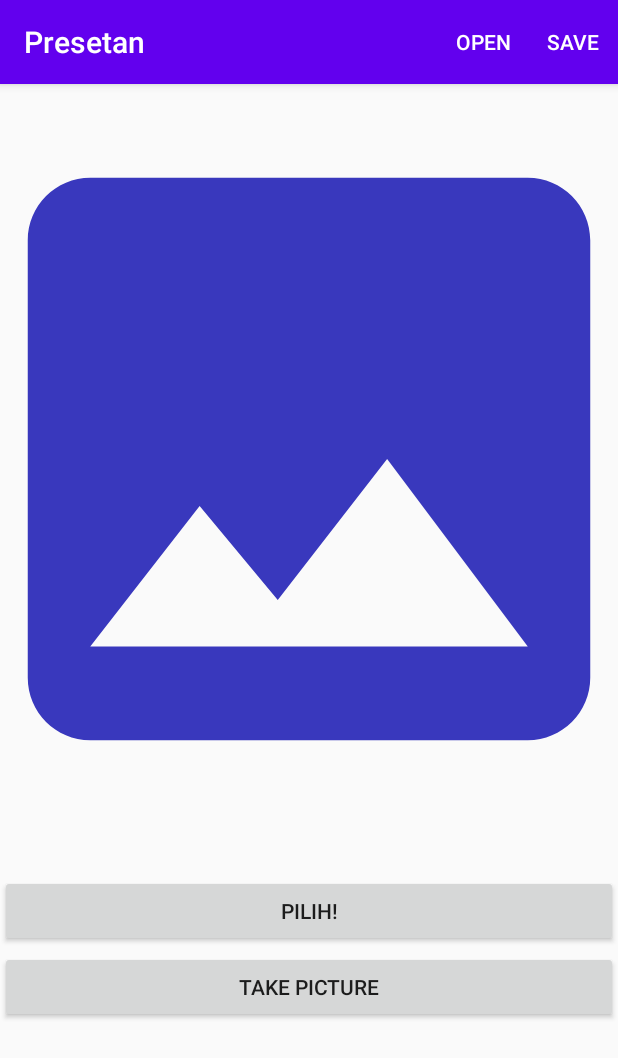
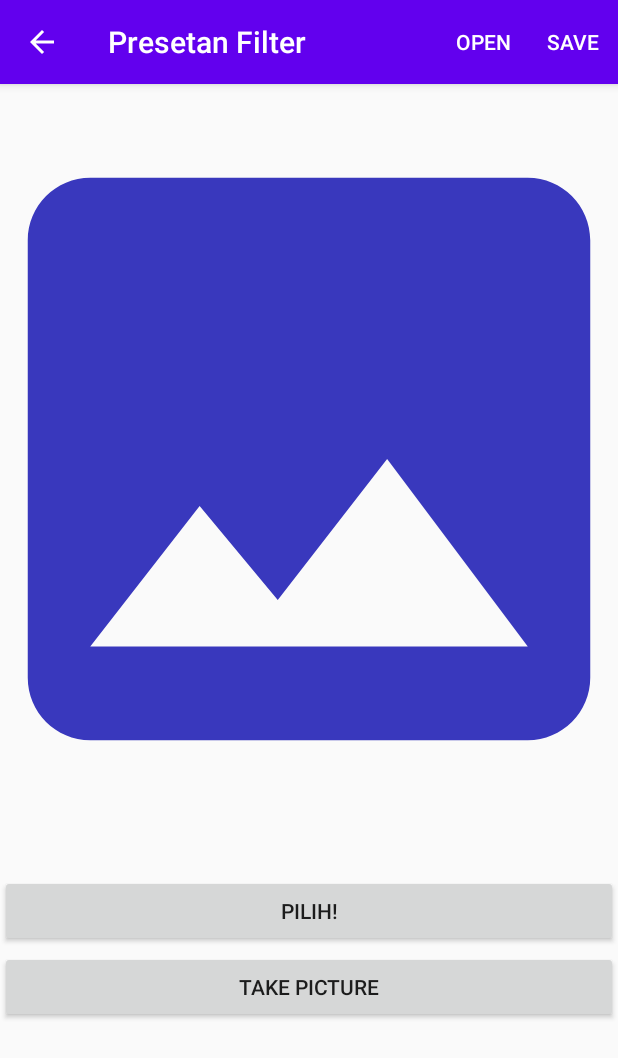
Before and after one commit to Gita-Xerovier/Presetan1, an Android app: the EditActivity screen opened directly, with no data from a screen before it, on a phone screen of 412 x 824 dp. Shown: the top 1058 px of the screen. Run offline under Robolectric (Android 15) with nearby library versions, the phone set to English and light mode, and no system bars; libraries missing offline, so code that uses them is left out: com.karumi.dexter, com.zomato.photofilters; pictures from the network do not load; 5 statements that could not run were skipped.

Commit message:
cleaning warning

```diff
--- a/app/src/main/java/id/ac/umn/presetan/EditActivity.java
+++ b/app/src/main/java/id/ac/umn/presetan/EditActivity.java
@@ -1,7 +1,6 @@
 package id.ac.umn.presetan;
 
 import android.Manifest;
-import android.annotation.SuppressLint;
 import android.content.Intent;
 import android.graphics.Bitmap;
 import android.graphics.BitmapFactory;
@@ -71,19 +70,19 @@ public class EditActivity extends AppCompatActivity implements FiltersListFragme
     protected void onCreate(Bundle savedInstanceState) {
         super.onCreate(savedInstanceState);
         setContentView(R.layout.activity_main);
-        imageView = (ImageView) findViewById(R.id.image_preview);
+        imageView = findViewById(R.id.image_preview);
         Bitmap bitmap = BitmapFactory.decodeFile(getIntent().getStringExtra("image_path"));
         imageView.setImageBitmap(bitmap);
 
-//        Toolbar toolbar = (Toolbar) findViewById(R.id.toolBar);
-//        setSupportActionBar(toolbar);
-//        getSupportActionBar().setDisplayHomeAsUpEnabled(true);
-//        getSupportActionBar().setTitle("Presetan Filter");
+        Toolbar toolbar = findViewById(R.id.toolBar);
+        setSupportActionBar(toolbar);
+        Objects.requireNonNull(getSupportActionBar()).setDisplayHomeAsUpEnabled(true);
+        getSupportActionBar().setTitle("Presetan Filter");
 
         //View
-        tabLayout = (TabLayout)findViewById(R.id.tabs);
-        viewPager = (ViewPager)findViewById(R.id.viewpager);
-        coordinatorLayout = (CoordinatorLayout)findViewById(R.id.coordinator);
+        tabLayout = findViewById(R.id.tabs);
+        viewPager = findViewById(R.id.viewpager);
+        coordinatorLayout = findViewById(R.id.coordinator);
 
 //        loadImage();
         setupViewPager(viewPager);
@@ -273,6 +272,7 @@ public class EditActivity extends AppCompatActivity implements FiltersListFragme
     protected void onActivityResult(int requestCode, int resultCode, @Nullable Intent data) {
         super.onActivityResult(requestCode, resultCode, data);
         if (resultCode == RESULT_OK && requestCode == PERMISSION_PICK_IMAGE) {
+            assert data != null;
             Bitmap bitmap = BitmapUtils.getBitmapFromGallery(this, data.getData(), 800, 800);
 
             //clear bitmap memory
```
